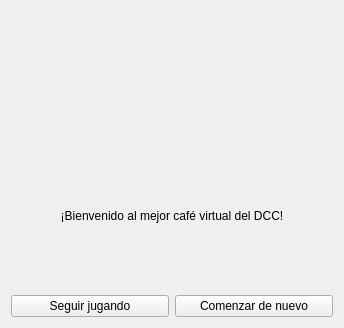
Old version of the form Tareas/T02/ventana_inicio.ui in the repository tedroppelmann/IIC2233-programacion-avanzada.
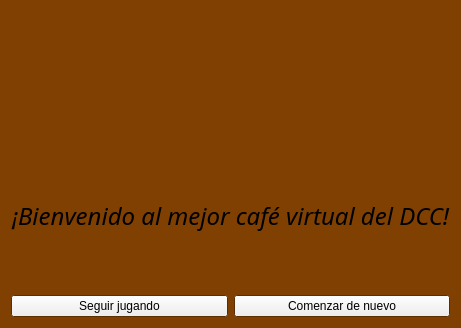
New version of the form. Icons and pictures are not drawn.

```diff
--- a/Tareas/T02/ventana_inicio.ui
+++ b/Tareas/T02/ventana_inicio.ui
@@ -16,6 +16,70 @@
     <height>328</height>
    </size>
   </property>
+  <property name="palette">
+   <palette>
+    <active>
+     <colorrole role="Base">
+      <brush brushstyle="SolidPattern">
+       <color alpha="255">
+        <red>255</red>
+        <green>255</green>
+        <blue>255</blue>
+       </color>
+      </brush>
+     </colorrole>
+     <colorrole role="Window">
+      <brush brushstyle="SolidPattern">
+       <color alpha="255">
+        <red>128</red>
+        <green>64</green>
+        <blue>2</blue>
+       </color>
+      </brush>
+     </colorrole>
+    </active>
+    <inactive>
+     <colorrole role="Base">
+      <brush brushstyle="SolidPattern">
+       <color alpha="255">
+        <red>255</red>
+        <green>255</green>
+        <blue>255</blue>
+       </color>
+      </brush>
+     </colorrole>
+     <colorrole role="Window">
+      <brush brushstyle="SolidPattern">
+       <color alpha="255">
+        <red>128</red>
+        <green>64</green>
+        <blue>2</blue>
+       </color>
+      </brush>
+     </colorrole>
+    </inactive>
+    <disabled>
+     <colorrole role="Base">
+      <brush brushstyle="SolidPattern">
+       <color alpha="255">
+        <red>128</red>
+        <green>64</green>
+        <blue>2</blue>
+       </color>
+      </brush>
+     </colorrole>
+     <colorrole role="Window">
+      <brush brushstyle="SolidPattern">
+       <color alpha="255">
+        <red>128</red>
+        <green>64</green>
+        <blue>2</blue>
+       </color>
+      </brush>
+     </colorrole>
+    </disabled>
+   </palette>
+  </property>
   <property name="windowTitle">
    <string>Ventana de inicio</string>
   </property>
@@ -74,6 +138,13 @@
    </item>
    <item>
     <widget class="QLabel" name="texto">
+     <property name="font">
+      <font>
+       <family>Marker Felt</family>
+       <pointsize>18</pointsize>
+       <italic>true</italic>
+      </font>
+     </property>
      <property name="text">
       <string>¡Bienvenido al mejor café virtual del DCC!</string>
      </property>
```
